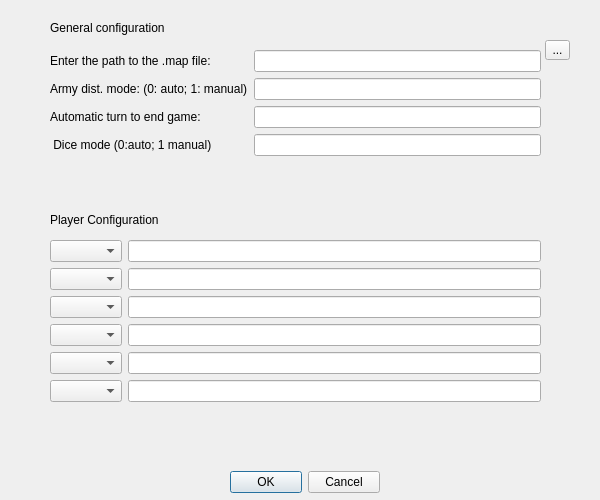
Before: the Qt Designer form settingsdialog.ui in agiamatti/RiskGame, drawn with Qt 5.
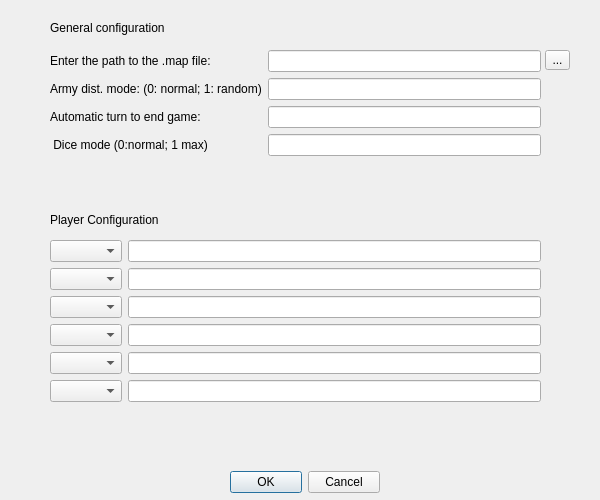
After: the same form once the commit is applied.

```diff
--- a/settingsdialog.ui
+++ b/settingsdialog.ui
@@ -45,7 +45,7 @@
     <item row="1" column="0">
      <widget class="QLabel" name="label_3">
       <property name="text">
-       <string>Army dist. mode: (0: auto; 1: manual)</string>
+       <string>Army dist. mode: (0: normal; 1: random)</string>
       </property>
      </widget>
     </item>
@@ -65,7 +65,7 @@
     <item row="3" column="0">
      <widget class="QLabel" name="label_5">
       <property name="text">
-       <string> Dice mode (0:auto; 1 manual)</string>
+       <string> Dice mode (0:normal; 1 max)</string>
       </property>
      </widget>
     </item>
@@ -85,7 +85,7 @@
    <property name="geometry">
     <rect>
      <x>545</x>
-     <y>40</y>
+     <y>50</y>
      <width>25</width>
      <height>20</height>
     </rect>
```
